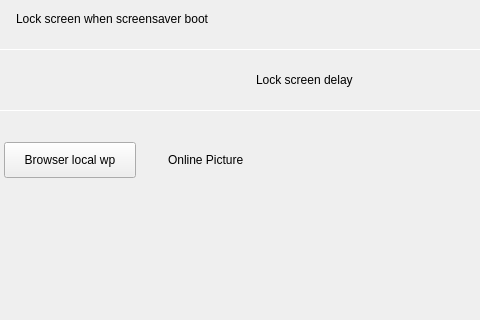
ukui/ukui-control-center, file plugins/personalized/screenlock/screenlock.ui: the form before one commit; both pictures show x 0 to 480 and y 312 to 632 of the 673 by 1150 pixel window.
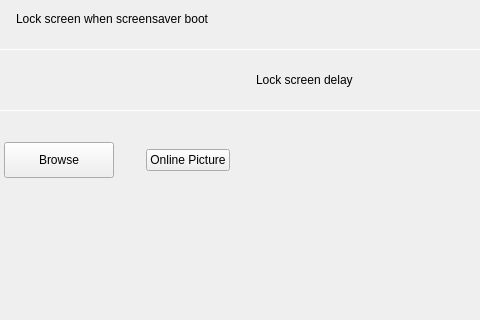
The form after the commit. Custom widgets are drawn as their Qt base class.

Commit message:
fix(screenlock and wallpaper): fix bug#77850
Description: 【UKUI V3.1】【控制面板】锁屏、背景界面中的"浏览本地壁纸"应修改为"浏览"，"线上图片"位置应靠下

Log: 修复bug

```diff
--- a/plugins/personalized/screenlock/screenlock.ui
+++ b/plugins/personalized/screenlock/screenlock.ui
@@ -425,23 +425,23 @@
          <widget class="QPushButton" name="browserLocalwpBtn">
           <property name="minimumSize">
            <size>
-            <width>132</width>
+            <width>110</width>
             <height>36</height>
            </size>
           </property>
           <property name="maximumSize">
            <size>
-            <width>132</width>
+            <width>110</width>
             <height>36</height>
            </size>
           </property>
           <property name="text">
-           <string>Browser local wp</string>
+           <string>Browse</string>
           </property>
          </widget>
         </item>
         <item>
-         <widget class="QLabel" name="onlineLabel">
+         <widget class="QPushButton" name="onlineBtn">
           <property name="text">
            <string>Online Picture</string>
           </property>
```
The commit also changes 4 other files.
